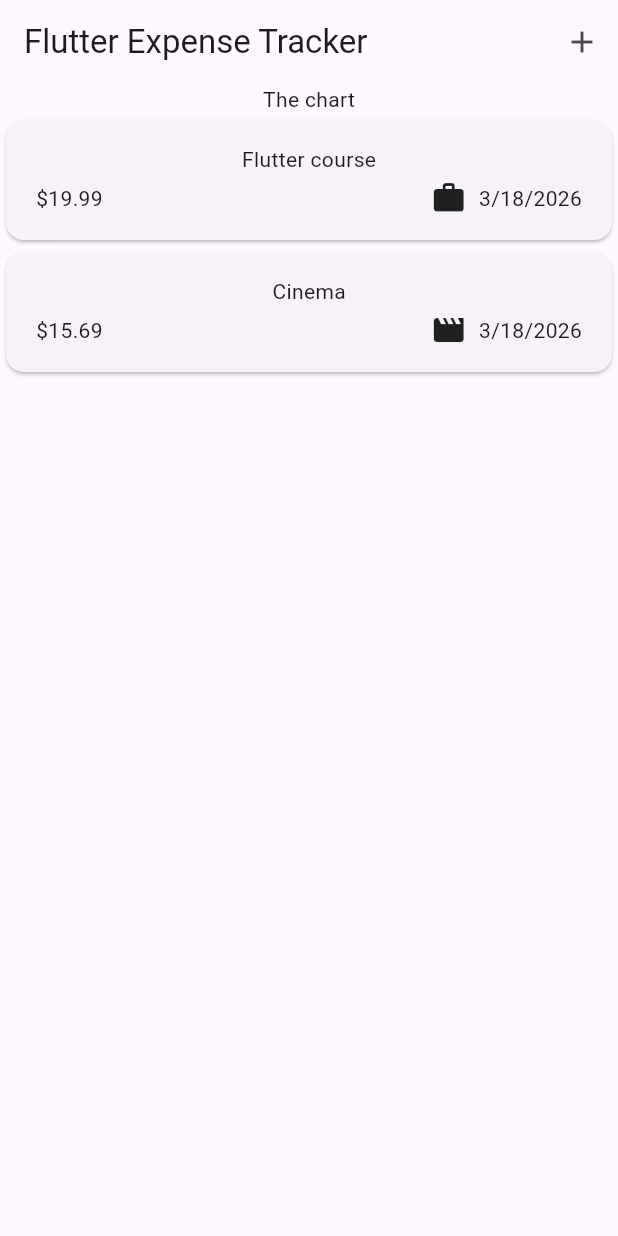
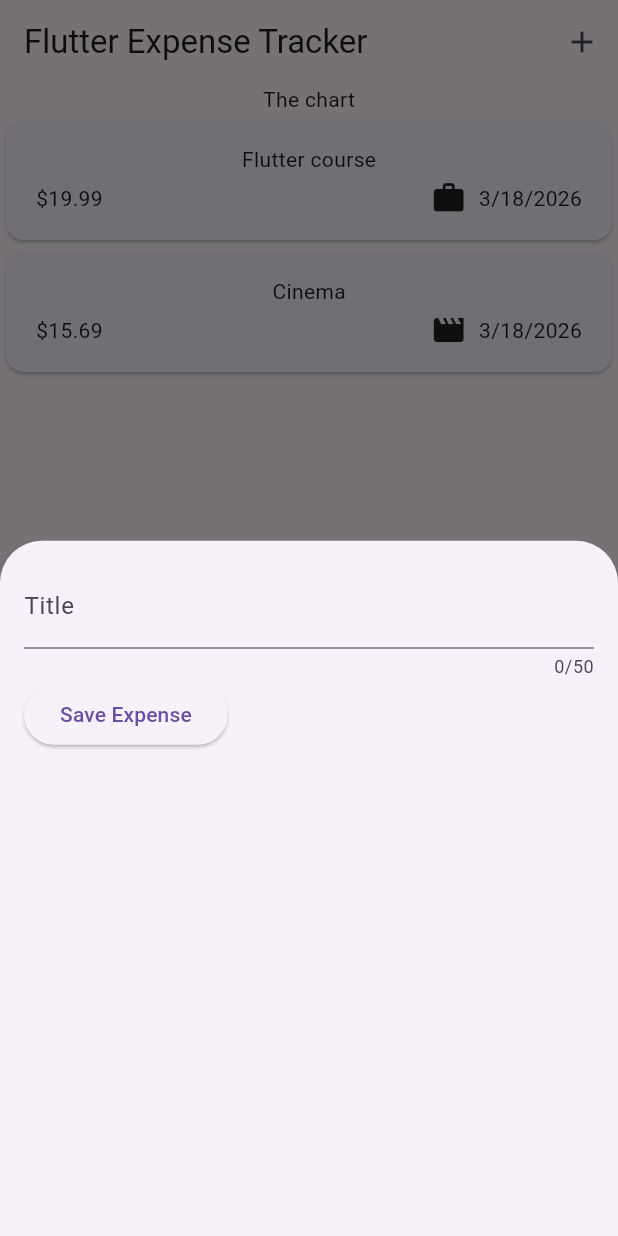
Before and after one commit to TugayKafa/Flutter-And-Dart-Course, a Flutter app: the screen it shows after launch, after a tap on the "add" icon, on a phone screen of 412 x 824 dp. Run offline on Flutter 3.47's test engine with Material 3 defaults, Android fonts, the phone set to English and light mode, and no system bars; our stand-ins replace google_fonts.

Commit message:
Added NewExpense initial view

```diff
--- a/expense_tracker/lib/widgets/expenses.dart
+++ b/expense_tracker/lib/widgets/expenses.dart
@@ -1,5 +1,6 @@
 import 'package:expense_tracker/widgets/expenses_list/expenses_list.dart';
 import 'package:expense_tracker/models/expense.dart';
+import 'package:expense_tracker/widgets/new_expense.dart';
 import 'package:flutter/material.dart';
 
 class Expenses extends StatefulWidget {
@@ -27,12 +28,19 @@ class _ExpensesState extends State<Expenses> {
     ),
   ];
 
+  void _openAddExpenseOverlay(){
+    showModalBottomSheet(
+        context: context,
+        builder: (ctx) => const NewExpense(),
+    );
+  }
+
   @override
   Widget build(BuildContext context) {
     return Scaffold(
       appBar: AppBar(
         title: Text('Flutter Expense Tracker'),
-        actions: [IconButton(onPressed: () {}, icon: const Icon(Icons.add))],
+        actions: [IconButton(onPressed: _openAddExpenseOverlay, icon: const Icon(Icons.add))],
       ),
       body: Column(
         children: [
--- /dev/null
+++ b/expense_tracker/lib/widgets/new_expense.dart
@@ -0,0 +1,44 @@
+import 'package:flutter/material.dart';
+
+class NewExpense extends StatefulWidget {
+  const NewExpense({super.key});
+
+  @override
+  State<StatefulWidget> createState() {
+    return _NewExpenseState();
+  }
+}
+
+class _NewExpenseState extends State<NewExpense>{
+  final _titleController = TextEditingController();
+
+  @override
+  void dispose() {
+    _titleController.dispose();
+    super.dispose();
+  }
+
+  @override
+  Widget build(BuildContext context) {
+    return Padding(
+        padding: const EdgeInsets.all(16),
+        child: Column(
+          children: [
+            TextField(
+              controller: _titleController,
+              maxLength: 50,
+              decoration: InputDecoration(
+                label: Text('Title')
+              ),
+            ),
+            Row(children: [
+              ElevatedButton(
+                  onPressed: ()=>print(_titleController.text),
+                  child: const Text('Save Expense')
+              ),
+            ],)
+          ],
+        ),
+    );
+  }
+}
```
